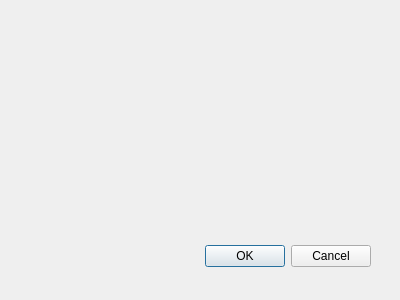
Gabriel-Goes/mapeamento_litologico_preditivo, file fonte/mapgeo/mapgeo_dialog_base.ui: the form before one commit.
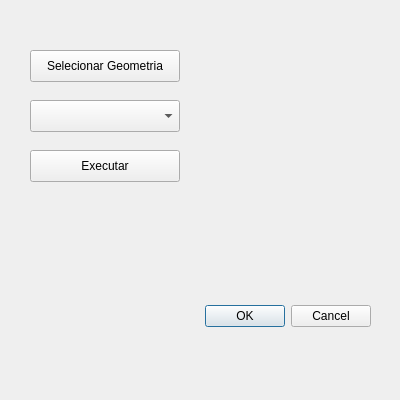
The form after the commit.

What changed in the file:
```diff
--- a/fonte/mapgeo/mapgeo_dialog_base.ui
+++ b/fonte/mapgeo/mapgeo_dialog_base.ui
@@ -1,22 +1,66 @@
 <ui version="4.0" >
  <class>mapgeoDialogBase</class>
- <widget class="QDialog" name="mapgeoDialogBase" >
-  <property name="geometry" >
+ <widget class="QDialog" name="mapgeoDialogBase">
+  <property name="geometry">
    <rect>
     <x>0</x>
     <y>0</y>
     <width>400</width>
-    <height>300</height>
+    <height>400</height>
    </rect>
   </property>
   <property name="windowTitle" >
    <string>Mapeamento Geologico</string>
   </property>
-  <widget class="QDialogButtonBox" name="button_box" >
-   <property name="geometry" >
+
+  <!-- Botão para Selecionar Geometria -->
+  <widget class="QPushButton" name="selectGeometryButton">
+   <property name="geometry">
     <rect>
      <x>30</x>
-     <y>240</y>
+     <y>50</y>
+     <width>150</width>
+     <height>32</height>
+    </rect>
+   </property>
+   <property name="text">
+    <string>Selecionar Geometria</string>
+   </property>
+  </widget>
+
+  <!-- Combo Box para Seleção de Escala -->
+  <widget class="QComboBox" name="scaleComboBox">
+   <property name="geometry">
+    <rect>
+     <x>30</x>
+     <y>100</y>
+     <width>150</width>
+     <height>32</height>
+    </rect>
+   </property>
+  </widget>
+
+  <!-- Botão de Execução -->
+  <widget class="QPushButton" name="runButton">
+   <property name="geometry">
+    <rect>
+     <x>30</x>
+     <y>150</y>
+     <width>150</width>
+     <height>32</height>
+    </rect>
+   </property>
+   <property name="text">
+    <string>Executar</string>
+   </property>
+  </widget>
+
+  <!-- Botões de OK e Cancelar -->
+  <widget class="QDialogButtonBox" name="button_box">
+   <property name="geometry">
+    <rect>
+     <x>30</x>
+     <y>300</y>
      <width>341</width>
      <height>32</height>
     </rect>
```
Left out of the diff: 43 changed lines with no effect on the pictures.
